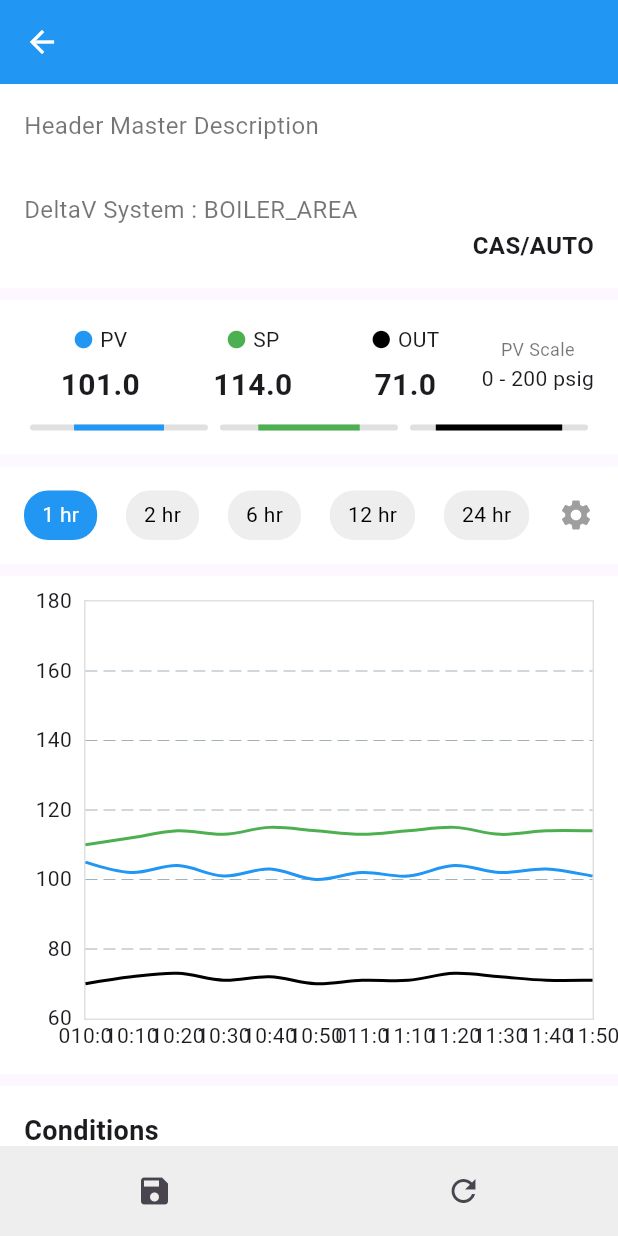
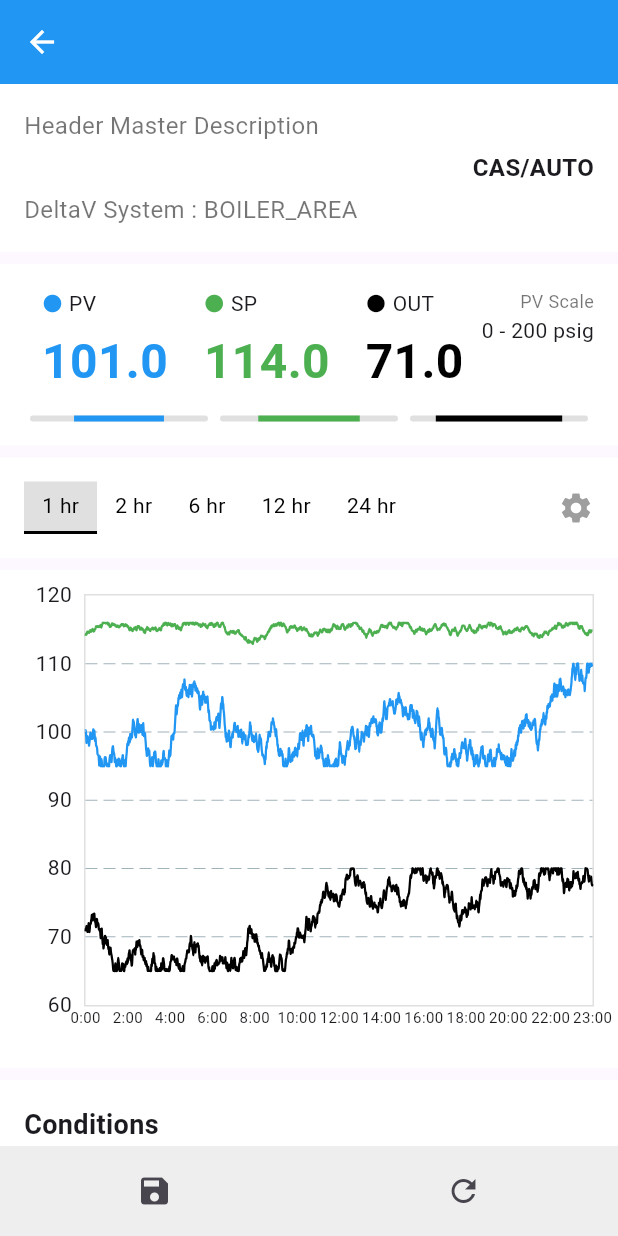
Before and after one commit to pixb/xmemos, a Flutter app: the SensorDetailPage screen opened directly with empty values, on a phone screen of 412 x 824 dp. Run offline on Flutter 3.47's test engine with Material 3 defaults, Android fonts, the phone set to English and light mode, and no system bars; drawn by our look-alikes of fl_chart; our stand-ins replace flutter_markdown, go_router, uni_links; accounts and stored records are empty.

Commit message:
<modify:>sensor detail mock 24h data.

```diff
--- a/lib/pages/sensor_detail_page.dart
+++ b/lib/pages/sensor_detail_page.dart
@@ -1,4 +1,5 @@
 import 'package:flutter/material.dart';
+import 'dart:math';
 import 'package:fl_chart/fl_chart.dart';
 import '../models/sensor_detail.dart';
 
@@ -19,6 +20,42 @@ class _SensorDetailPageState extends State<SensorDetailPage> {
   @override
   void initState() {
     super.initState();
+    // Generate 24 hours of minute-by-minute data (1440 points)
+    final List<double> pvData = [];
+    final List<double> spData = [];
+    final List<double> outData = [];
+
+    // Base values
+    double pvBase = 101.0;
+    double spBase = 114.0;
+    double outBase = 71.0;
+
+    final random = Random();
+
+    for (int i = 0; i < 1440; i++) {
+      // PV: Fluctuate around 100-105
+      double pvVariation = (random.nextDouble() - 0.5) * 2.0; // -1.0 to 1.0
+      pvBase += pvVariation;
+      // Keep within reasonable range
+      if (pvBase < 95.0) pvBase = 95.0;
+      if (pvBase > 110.0) pvBase = 110.0;
+      pvData.add(double.parse(pvBase.toStringAsFixed(1)));
+
+      // SP: More stable, minor adjustments
+      double spVariation = (random.nextDouble() - 0.5) * 0.5; // -0.25 to 0.25
+      spBase += spVariation;
+      if (spBase < 112.0) spBase = 112.0;
+      if (spBase > 116.0) spBase = 116.0;
+      spData.add(double.parse(spBase.toStringAsFixed(1)));
+
+      // OUT: Fluctuate around 70-75, somewhat correlated to PV
+      double outVariation = (random.nextDouble() - 0.5) * 1.5 + pvVariation * 0.3;
+      outBase += outVariation;
+      if (outBase < 65.0) outBase = 65.0;
+      if (outBase > 80.0) outBase = 80.0;
+      outData.add(double.parse(outBase.toStringAsFixed(1)));
+    }
+
     // Mock data for sensor detail
     _sensorDetail = SensorDetail(
       id: widget.sensorId,
@@ -48,9 +85,9 @@ class _SensorDetailPageState extends State<SensorDetailPage> {
       ],
       pvScale: '0 - 200 psig',
       chartData: {
-        SensorParameterType.pv: [105.0, 102.0, 104.0, 101.0, 103.0, 100.0, 102.0, 101.0, 104.0, 102.0, 103.0, 101.0],
-        SensorParameterType.sp: [110.0, 112.0, 114.0, 113.0, 115.0, 114.0, 113.0, 114.0, 115.0, 113.0, 114.0, 114.0],
-        SensorParameterType.out: [70.0, 72.0, 73.0, 71.0, 72.0, 70.0, 71.0, 71.0, 73.0, 72.0, 71.0, 71.0],
+        SensorParameterType.pv: pvData,
+        SensorParameterType.sp: spData,
+        SensorParameterType.out: outData,
       },
       conditions: ['Abnormal Mode'],
     );
@@ -77,7 +114,10 @@ class _SensorDetailPageState extends State<SensorDetailPage> {
             Container(
               padding: const EdgeInsets.all(16.0),
               color: Colors.white,
-              child: Column(
+              child: Row(
+                mainAxisAlignment: MainAxisAlignment.spaceBetween,
+                children: [
+                  Column(
                     crossAxisAlignment: CrossAxisAlignment.start,
                     children: [
                       Text(
@@ -94,12 +134,12 @@ class _SensorDetailPageState extends State<SensorDetailPage> {
                         'DeltaV System : ${_sensorDetail.deltaVSystem}',
                         style: const TextStyle(fontSize: 16, color: Colors.black54),
                       ),
-                  Align(
-                    alignment: Alignment.centerRight,
-                    child: Text(
+                    ],
+                  ),
+                  // CAS/AUTO label
+                  Text(
                     _sensorDetail.casAuto,
                     style: const TextStyle(fontSize: 16, fontWeight: FontWeight.bold),
-                    ),
                   ),
                 ],
               ),
@@ -113,14 +153,18 @@ class _SensorDetailPageState extends State<SensorDetailPage> {
               child: Column(
                 children: [
                   Row(
-                    mainAxisAlignment: MainAxisAlignment.spaceBetween,
+                    crossAxisAlignment: CrossAxisAlignment.start,
+                    children: [
+                      // PV, SP, OUT Parameters
+                      Expanded(
+                        child: Row(
+                          mainAxisAlignment: MainAxisAlignment.spaceAround,
                           children: [
                             for (var param in _sensorDetail.parameters)
-                        Expanded(
-                          child: Column(
+                              Column(
+                                crossAxisAlignment: CrossAxisAlignment.start,
                                 children: [
                                   Row(
-                                mainAxisAlignment: MainAxisAlignment.center,
                                     children: [
                                       Icon(
                                         Icons.circle,
@@ -134,13 +178,20 @@ class _SensorDetailPageState extends State<SensorDetailPage> {
                                   const SizedBox(height: 4),
                                   Text(
                                     param.value.toString(),
-                                style: const TextStyle(fontSize: 20, fontWeight: FontWeight.bold),
+                                    style: TextStyle(
+                                      fontSize: 32,
+                                      fontWeight: FontWeight.bold,
+                                      color: param.color,
+                                    ),
+                                  ),
+                                ],
                               ),
                           ],
                         ),
                       ),
                       // PV Scale
                       Column(
+                        crossAxisAlignment: CrossAxisAlignment.end,
                         children: [
                           const Text('PV Scale', style: TextStyle(fontSize: 12, color: Colors.black54)),
                           Text(_sensorDetail.pvScale, style: const TextStyle(fontSize: 14)),
@@ -185,6 +236,9 @@ class _SensorDetailPageState extends State<SensorDetailPage> {
               child: Row(
                 mainAxisAlignment: MainAxisAlignment.spaceBetween,
                 children: [
+                  // Time Range Tabs
+                  Row(
+                    children: [
                       for (var range in TimeRange.values)
                         GestureDetector(
                           onTap: () {
@@ -195,17 +249,24 @@ class _SensorDetailPageState extends State<SensorDetailPage> {
                           child: Container(
                             padding: const EdgeInsets.symmetric(horizontal: 12, vertical: 6),
                             decoration: BoxDecoration(
-                          color: _selectedTimeRange == range ? Colors.blue : Colors.grey[200],
-                          borderRadius: BorderRadius.circular(16),
+                              color: _selectedTimeRange == range ? Colors.grey[300] : Colors.white,
+                              border: Border(
+                                bottom: BorderSide(
+                                  color: _selectedTimeRange == range ? Colors.black : Colors.transparent,
+                                  width: 2,
+                                ),
+                              ),
                             ),
                             child: Text(
                               range.label,
-                          style: TextStyle(
-                            color: _selectedTimeRange == range ? Colors.white : Colors.black,
+                              style: const TextStyle(
+                                color: Colors.black,
                                 fontSize: 14,
                               ),
                             ),
                           ),
+                        ),
+                    ],
                   ),
                   // Settings Icon
                   const Icon(Icons.settings, color: Colors.grey),
@@ -290,8 +351,9 @@ class _SensorDetailPageState extends State<SensorDetailPage> {
           return FlSpot(e.key.toDouble(), e.value);
         }).toList(),
         isCurved: true,
+        curveSmoothness: 0.2,
         color: color,
-        barWidth: 2,
+        barWidth: 1.5,
         dotData: const FlDotData(show: false),
         belowBarData: BarAreaData(show: false),
       ));
@@ -307,17 +369,21 @@ class _SensorDetailPageState extends State<SensorDetailPage> {
             bottomTitles: AxisTitles(
               sideTitles: SideTitles(
                 showTitles: true,
-                reservedSize: 20,
+                reservedSize: 25,
+                interval: 120, // Show a label every 120 minutes (2 hours)
                 getTitlesWidget: (value, meta) {
-                  // Generate time labels
-                  final hour = 10 + (value.toInt() / 6).floor();
-                  final minute = (value.toInt() % 6) * 10;
-                  return Text('$hour:$minute'.padLeft(5, '0'));
+                  // Generate time labels for 24 hours
+                  final hour = (value.toInt() / 60).floor(); // Convert minutes to hours
+                  return Text('$hour:00', style: const TextStyle(fontSize: 10));
                 },
               ),
             ),
             leftTitles: AxisTitles(
-              sideTitles: SideTitles(showTitles: true, reservedSize: 40),
+              sideTitles: SideTitles(
+                showTitles: true,
+                reservedSize: 40,
+                interval: 10, // Show a label every 10 units
+              ),
             ),
             rightTitles: const AxisTitles(sideTitles: SideTitles(showTitles: false)),
             topTitles: const AxisTitles(sideTitles: SideTitles(showTitles: false)),
@@ -327,7 +393,8 @@ class _SensorDetailPageState extends State<SensorDetailPage> {
           minX: 0,
           maxX: (lines.first.spots.length - 1).toDouble(),
           minY: 60,
-          maxY: 180,
+          maxY: 120,
+          clipData: const FlClipData.all(),
         ),
       ),
     );
```
Lines whose indentation alone changed are shown as unchanged.
